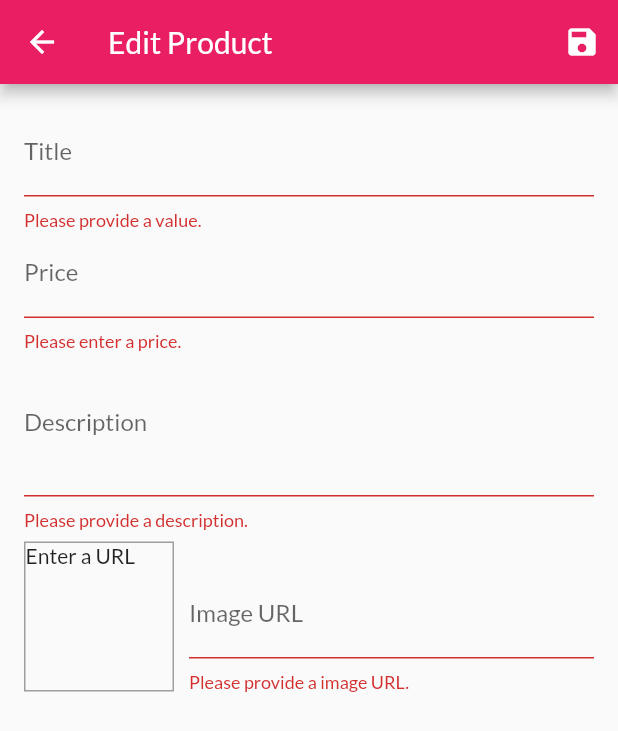
After one commit to mrleles/leles_shop, a Flutter app: the EditProductScreen screen opened by its route, after a tap on the "save" icon, on a phone screen of 412 x 824 dp. The commit adds this screen. Shown: the top 731 px of the screen. Run offline on Flutter 3.47's test engine with Material 2 defaults, Android fonts, the phone set to English and light mode, and no system bars; network calls fail.

Commit message:
Second commit

```diff
--- a/lib/main.dart
+++ b/lib/main.dart
@@ -3,9 +3,11 @@
 import 'package:leles_shop/providers/orders.dart';
 import 'package:leles_shop/providers/products.dart';
 import 'package:leles_shop/screens/cart_screen.dart';
+import 'package:leles_shop/screens/edit_product_screen.dart';
 import 'package:leles_shop/screens/orders_screen.dart';
 import 'package:leles_shop/screens/product_detail_screen.dart';
 import 'package:leles_shop/screens/products_overview_screen.dart';
+import 'package:leles_shop/screens/user_products_screen.dart';
 import 'package:provider/provider.dart';
 
 void main() {
@@ -39,6 +41,8 @@
           ProductDetailScreen.routeName: (context) => ProductDetailScreen(),
           CartScreen.routeName: (context) => CartScreen(),
           OrdersScreen.routeName: (context) => OrdersScreen(),
+          UserProductsScreen.routeName: (context) => UserProductsScreen(),
+          EditProductScreen.routeName: (context) => EditProductScreen(),
         },
       ),
     );
--- a/lib/providers/cart.dart
+++ b/lib/providers/cart.dart
@@ -49,6 +49,26 @@
     _items = {};
     notifyListeners();
   }
+
+  void removeSingleItem(String productId) {
+    if (!_items.containsKey(productId)) {
+      return;
+    }
+    if (_items[productId].quantity > 1) {
+      _items.update(
+        productId,
+        (value) => CartItem(
+          id: value.id,
+          title: value.title,
+          quantity: value.quantity - 1,
+          price: value.price,
+        ),
+      );
+    } else {
+      _items.remove(productId);
+      notifyListeners();
+    }
+  }
 }
 
 class CartItem {
--- a/lib/providers/products.dart
+++ b/lib/providers/products.dart
@@ -9,7 +9,7 @@
       description: 'A red shirt - it is pretty red!',
       price: 29.99,
       imageUrl:
-          'https://n4.sdlcdn.com/imgs/a/p/f/Champion-Gray-Casual-Shoes-SDL501519318-3-c581b.JPG',
+          'https://n4.sdlcdn.com/imgs/a/p/f/Champion-Gray-Casual-Shoes-SDL501519318-3-c581b.jpg',
     ),
     Product(
       id: 'p2',
@@ -50,8 +50,14 @@
     return _items.where((prodItem) => prodItem.isFavorite).toList();
   }
 
-  void addProduct() {
-    //_items.add();
+  void addProduct(Product product) {
+    final newProduct = Product(
+        id: DateTime.now().toString(),
+        title: product.title,
+        description: product.description,
+        imageUrl: product.imageUrl,
+        price: product.price);
+    _items.add(newProduct);
     notifyListeners();
   }
 
@@ -59,13 +65,18 @@
     return _items.firstWhere((prod) => prod.id == id);
   }
 
-//   void showFavoritesOnly() {
-//     _showFavoritesOnly = true;
-//     notifyListeners();
-//   }
+  void updateProduct(String id, Product newProduct) {
+    final prodIndex = _items.indexWhere((prod) => prod.id == id);
+    if (prodIndex >= 0) {
+      _items[prodIndex] = newProduct;
+      notifyListeners();
+    } else {
+      print('...');
+    }
+  }
 
-//   void showAll() {
-//     _showFavoritesOnly = false;
-//     notifyListeners();
-//   }
+  void deleteProduct(String id) {
+    _items.removeWhere((element) => element.id == id);
+    notifyListeners();
+  }
 }
--- /dev/null
+++ b/lib/screens/edit_product_screen.dart
@@ -0,0 +1,246 @@
+import 'package:flutter/material.dart';
+import 'package:leles_shop/providers/product.dart';
+import 'package:leles_shop/providers/products.dart';
+import 'package:provider/provider.dart';
+
+class EditProductScreen extends StatefulWidget {
+  static const routeName = '/edit-product';
+  @override
+  _EditProductScreenState createState() => _EditProductScreenState();
+}
+
+class _EditProductScreenState extends State<EditProductScreen> {
+  final _priceFocusNode = FocusNode();
+  final _descriptionFocusNode = FocusNode();
+  final _imageUrlController = TextEditingController();
+  final _imageUrlFocusNode = FocusNode();
+  final _form = GlobalKey<FormState>();
+  var _editedProduct =
+      Product(id: null, title: '', description: '', imageUrl: '', price: 0);
+  var _isInit = true;
+  var _initValues = {
+    'title': '',
+    'description': '',
+    'price': '',
+    'imageUrl': '',
+  };
+  @override
+  void initState() {
+    _imageUrlFocusNode.addListener(_updateImageUrl);
+    super.initState();
+  }
+
+  @override
+  void didChangeDependencies() {
+    if (_isInit) {
+      final productId = ModalRoute.of(context).settings.arguments as String;
+      if (productId != null) {
+        _editedProduct = Provider.of<Products>(context).findById(productId);
+        _initValues = {
+          'title': _editedProduct.title,
+          'description': _editedProduct.description,
+          'price': _editedProduct.price.toString(),
+          //'imageUrl': _editedProduct.imageUrl,
+          'imageUrl': '',
+        };
+        _imageUrlController.text = _editedProduct.imageUrl;
+      }
+    }
+    _isInit = false;
+    super.didChangeDependencies();
+  }
+
+  @override
+  void dispose() {
+    _imageUrlFocusNode.removeListener(_updateImageUrl);
+    _descriptionFocusNode.dispose();
+    _priceFocusNode.dispose();
+    _imageUrlController.dispose();
+    _imageUrlFocusNode.dispose();
+    super.dispose();
+  }
+
+  void _updateImageUrl() {
+    if (!_imageUrlFocusNode.hasFocus) {
+      setState(() {});
+    }
+  }
+
+  void _saveForm() {
+    final isValid = _form.currentState.validate();
+    if (!isValid) {
+      return;
+    }
+    _form.currentState.save();
+    if (_editedProduct.id != null) {
+      Provider.of<Products>(context, listen: false)
+          .updateProduct(_editedProduct.id, _editedProduct);
+    } else {
+      Provider.of<Products>(context, listen: false).addProduct(_editedProduct);
+    }
+    Navigator.of(context).pop();
+  }
+
+  @override
+  Widget build(BuildContext context) {
+    return Scaffold(
+      appBar: AppBar(
+        title: Text('Edit Product'),
+        actions: [IconButton(icon: Icon(Icons.save), onPressed: _saveForm)],
+      ),
+      body: Padding(
+        padding: const EdgeInsets.all(16.0),
+        child: Form(
+          key: _form,
+          child: ListView(
+            children: [
+              TextFormField(
+                initialValue: _initValues['title'],
+                decoration: InputDecoration(labelText: 'Title'),
+                textInputAction: TextInputAction.next,
+                validator: (value) {
+                  if (value.isEmpty) {
+                    return 'Please provide a value.';
+                  } else {
+                    return null;
+                  }
+                },
+                onFieldSubmitted: (_) {
+                  FocusScope.of(context).requestFocus(_priceFocusNode);
+                },
+                onSaved: (value) {
+                  _editedProduct = Product(
+                      id: _editedProduct.id,
+                      isFavorite: _editedProduct.isFavorite,
+                      title: value,
+                      description: _editedProduct.description,
+                      imageUrl: _editedProduct.imageUrl,
+                      price: _editedProduct.price);
+                },
+              ),
+              TextFormField(
+                initialValue: _initValues['price'],
+                decoration: InputDecoration(labelText: 'Price'),
+                textInputAction: TextInputAction.next,
+                keyboardType: TextInputType.number,
+                focusNode: _priceFocusNode,
+                validator: (value) {
+                  if (value.isEmpty) {
+                    return 'Please enter a price.';
+                  }
+                  if (double.parse(value) == null) {
+                    return 'Please enter a valid number';
+                  }
+                  if (double.parse(value) <= 0) {
+                    return 'Please enter a number greater than zero.';
+                  } else {
+                    return null;
+                  }
+                },
+                onFieldSubmitted: (value) {
+                  FocusScope.of(context).requestFocus(_descriptionFocusNode);
+                },
+                onSaved: (value) {
+                  _editedProduct = Product(
+                      id: _editedProduct.id,
+                      isFavorite: _editedProduct.isFavorite,
+                      title: _editedProduct.title,
+                      description: _editedProduct.description,
+                      imageUrl: _editedProduct.imageUrl,
+                      price: double.parse(value));
+                },
+              ),
+              TextFormField(
+                initialValue: _initValues['description'],
+                decoration: InputDecoration(labelText: 'Description'),
+                keyboardType: TextInputType.multiline,
+                maxLines: 3,
+                focusNode: _descriptionFocusNode,
+                validator: (value) {
+                  if (value.isEmpty) {
+                    return 'Please provide a description.';
+                  }
+                  if (value.length < 10) {
+                    return 'Please provide a greater description.';
+                  } else {
+                    return null;
+                  }
+                },
+                onSaved: (value) {
+                  _editedProduct = Product(
+                      id: _editedProduct.id,
+                      isFavorite: _editedProduct.isFavorite,
+                      title: _editedProduct.title,
+                      description: value,
+                      imageUrl: _editedProduct.imageUrl,
+                      price: _editedProduct.price);
+                },
+              ),
+              Row(
+                crossAxisAlignment: CrossAxisAlignment.end,
+                children: [
+                  Container(
+                    width: 100,
+                    height: 100,
+                    margin: EdgeInsets.only(
+                      top: 8,
+                      right: 10,
+                    ),
+                    decoration: BoxDecoration(
+                      border: Border.all(
+                        width: 1,
+                        color: Colors.grey,
+                      ),
+                    ),
+                    child: _imageUrlController.text.isEmpty
+                        ? Text('Enter a URL')
+                        : FittedBox(
+                            child: Image.network(
+                              _imageUrlController.text,
+                              fit: BoxFit.cover,
+                            ),
+                          ),
+                  ),
+                  Expanded(
+                    child: TextFormField(
+                      decoration: InputDecoration(labelText: 'Image URL'),
+                      keyboardType: TextInputType.url,
+                      textInputAction: TextInputAction.done,
+                      controller: _imageUrlController,
+                      focusNode: _imageUrlFocusNode,
+                      onFieldSubmitted: (_) => _saveForm(),
+                      validator: (value) {
+                        if (value.isEmpty) {
+                          return 'Please provide a image URL.';
+                        }
+                        if (!value.startsWith('http')) {
+                          return 'Please provide a valid URL.';
+                        }
+                        if (!value.endsWith('.jpg')) {
+                          return 'Please provide a valid image URL.';
+                        }
+                        return null;
+                      },
+                      onEditingComplete: () {
+                        setState(() {});
+                      },
+                      onSaved: (value) {
+                        _editedProduct = Product(
+                            id: _editedProduct.id,
+                            isFavorite: _editedProduct.isFavorite,
+                            title: _editedProduct.title,
+                            description: _editedProduct.description,
+                            imageUrl: value,
+                            price: _editedProduct.price);
+                      },
+                    ),
+                  ),
+                ],
+              ),
+            ],
+          ),
+        ),
+      ),
+    );
+  }
+}
--- a/lib/widgets/app_drawer.dart
+++ b/lib/widgets/app_drawer.dart
@@ -1,5 +1,6 @@
 import 'package:flutter/material.dart';
 import 'package:leles_shop/screens/orders_screen.dart';
+import 'package:leles_shop/screens/user_products_screen.dart';
 
 class AppDrawer extends StatelessWidget {
   @override
@@ -28,6 +29,15 @@
                   .pushReplacementNamed(OrdersScreen.routeName);
             },
           ),
+          Divider(),
+          ListTile(
+            leading: Icon(Icons.edit),
+            title: Text('Manage Products'),
+            onTap: () {
+              Navigator.of(context)
+                  .pushReplacementNamed(UserProductsScreen.routeName);
+            },
+          ),
         ],
       ),
     );
```
Also changed, not shown: lib/screens/user_products_screen.dart (added, +44 -0 lines), lib/widgets/cart_item.dart (+21 -0 lines), lib/widgets/product_item.dart (+11 -0 lines), lib/widgets/user_product_item.dart (added, +41 -0 lines), 2 other files.
